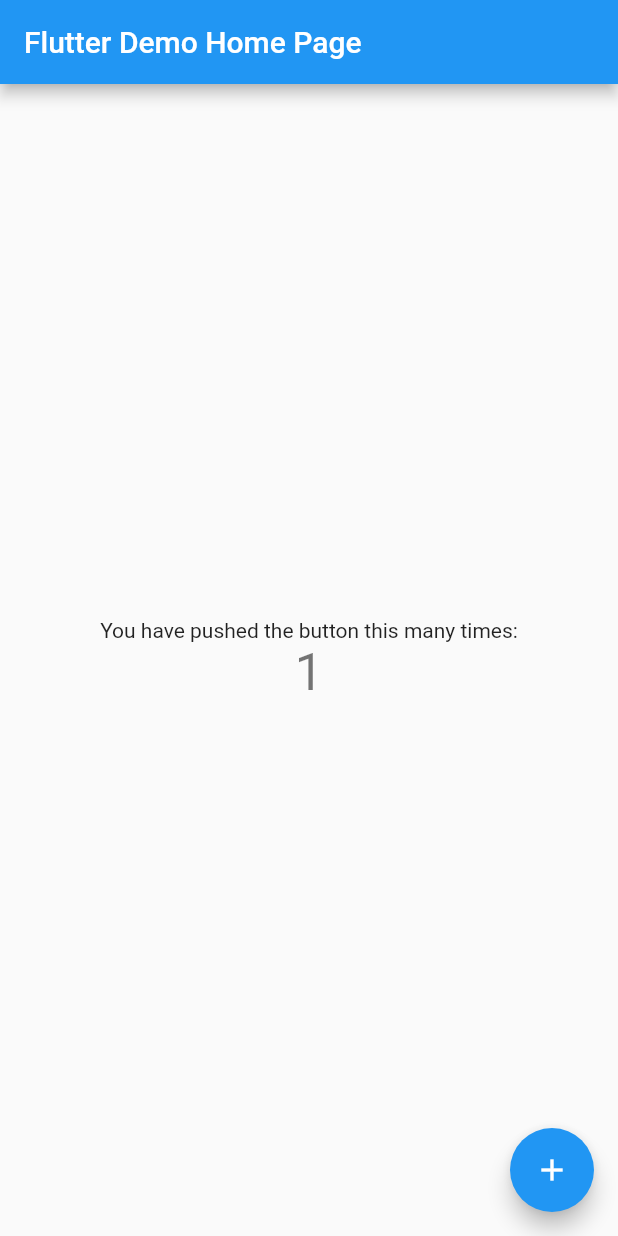
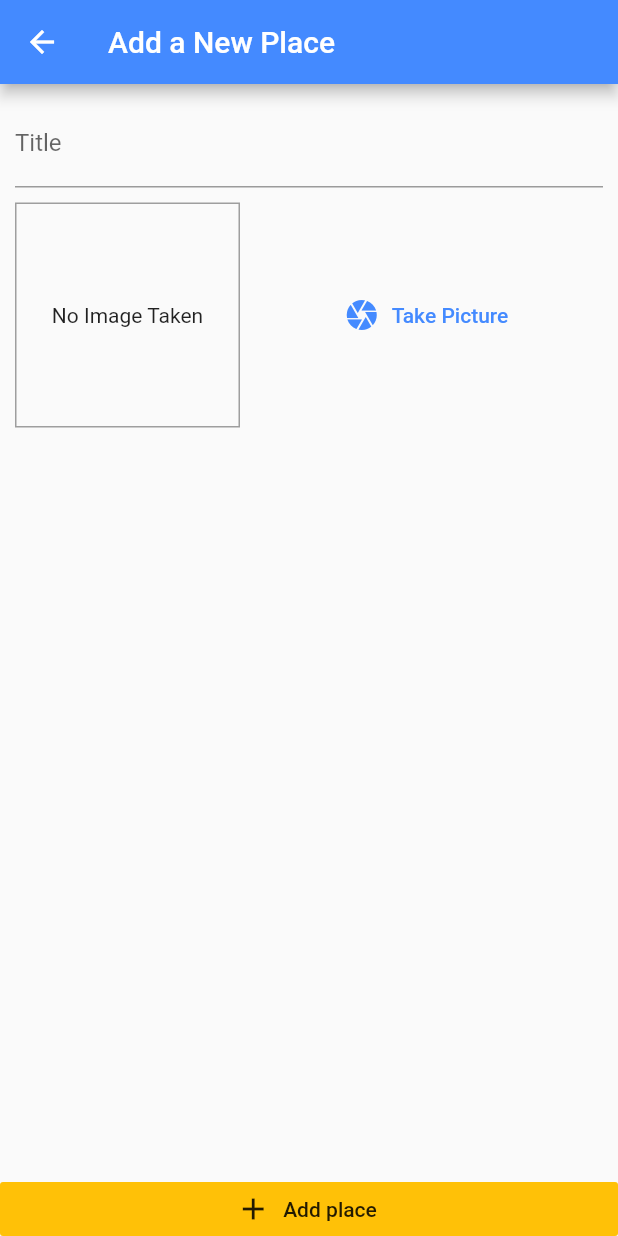
Before and after one commit to satyendrasingh8/list_of_PlacesApp, a Flutter app: the screen it shows after launch, after a tap on the "add" icon, on a phone screen of 412 x 824 dp. Run offline on Flutter 3.47's test engine with Material 2 defaults, Android fonts, the phone set to English and light mode, and no system bars; our stand-ins replace image_picker.

Commit message:
accessing camera and storing the image in the file

```diff
--- a/lib/main.dart
+++ b/lib/main.dart
@@ -1,117 +1,33 @@
+import 'package:List_of_placesApp/providers/great_places.dart';
+import 'package:List_of_placesApp/screens/add_place_screen.dart';
+import 'package:List_of_placesApp/screens/places_list_screen.dart';
 import 'package:flutter/material.dart';
+import 'package:provider/provider.dart';
 
 void main() {
   runApp(MyApp());
 }
 
 class MyApp extends StatelessWidget {
-  // This widget is the root of your application.
+
   @override
   Widget build(BuildContext context) {
-    return MaterialApp(
-      title: 'Flutter Demo',
-      theme: ThemeData(
-        // This is the theme of your application.
-        //
-        // Try running your application with "flutter run". You'll see the
-        // application has a blue toolbar. Then, without quitting the app, try
-        // changing the primarySwatch below to Colors.green and then invoke
-        // "hot reload" (press "r" in the console where you ran "flutter run",
-        // or simply save your changes to "hot reload" in a Flutter IDE).
-        // Notice that the counter didn't reset back to zero; the application
-        // is not restarted.
-        primarySwatch: Colors.blue,
-        // This makes the visual density adapt to the platform that you run
-        // the app on. For desktop platforms, the controls will be smaller and
-        // closer together (more dense) than on mobile platforms.
-        visualDensity: VisualDensity.adaptivePlatformDensity,
+    return ChangeNotifierProvider(
+      create: (ctx) => GreatPlaces(),
+          child: MaterialApp(
+        title: 'Great Places',
+        theme: ThemeData(
+          primaryColor: Colors.blueAccent,
+          primarySwatch: Colors.indigo,
+          accentColor: Colors.amber,
+
+          visualDensity: VisualDensity.adaptivePlatformDensity,
+        ),
+        home: PlacesListScreen(),
+        routes: {
+          AddPlaceScreen.routeName: (ctx) => AddPlaceScreen()
+        },
       ),
-      home: MyHomePage(title: 'Flutter Demo Home Page'),
     );
   }
 }
-
-class MyHomePage extends StatefulWidget {
-  MyHomePage({Key key, this.title}) : super(key: key);
-
-  // This widget is the home page of your application. It is stateful, meaning
-  // that it has a State object (defined below) that contains fields that affect
-  // how it looks.
-
-  // This class is the configuration for the state. It holds the values (in this
-  // case the title) provided by the parent (in this case the App widget) and
-  // used by the build method of the State. Fields in a Widget subclass are
-  // always marked "final".
-
-  final String title;
-
-  @override
-  _MyHomePageState createState() => _MyHomePageState();
-}
-
-class _MyHomePageState extends State<MyHomePage> {
-  int _counter = 0;
-
-  void _incrementCounter() {
-    setState(() {
-      // This call to setState tells the Flutter framework that something has
-      // changed in this State, which causes it to rerun the build method below
-      // so that the display can reflect the updated values. If we changed
-      // _counter without calling setState(), then the build method would not be
-      // called again, and so nothing would appear to happen.
-      _counter++;
-    });
-  }
-
-  @override
-  Widget build(BuildContext context) {
-    // This method is rerun every time setState is called, for instance as done
-    // by the _incrementCounter method above.
-    //
-    // The Flutter framework has been optimized to make rerunning build methods
-    // fast, so that you can just rebuild anything that needs updating rather
-    // than having to individually change instances of widgets.
-    return Scaffold(
-      appBar: AppBar(
-        // Here we take the value from the MyHomePage object that was created by
-        // the App.build method, and use it to set our appbar title.
-        title: Text(widget.title),
-      ),
-      body: Center(
-        // Center is a layout widget. It takes a single child and positions it
-        // in the middle of the parent.
-        child: Column(
-          // Column is also a layout widget. It takes a list of children and
-          // arranges them vertically. By default, it sizes itself to fit its
-          // children horizontally, and tries to be as tall as its parent.
-          //
-          // Invoke "debug painting" (press "p" in the console, choose the
-          // "Toggle Debug Paint" action from the Flutter Inspector in Android
-          // Studio, or the "Toggle Debug Paint" command in Visual Studio Code)
-          // to see the wireframe for each widget.
-          //
-          // Column has various properties to control how it sizes itself and
-          // how it positions its children. Here we use mainAxisAlignment to
-          // center the children vertically; the main axis here is the vertical
-          // axis because Columns are vertical (the cross axis would be
-          // horizontal).
-          mainAxisAlignment: MainAxisAlignment.center,
-          children: <Widget>[
-            Text(
-              'You have pushed the button this many times:',
-            ),
-            Text(
-              '$_counter',
-              style: Theme.of(context).textTheme.headline4,
-            ),
-          ],
-        ),
-      ),
-      floatingActionButton: FloatingActionButton(
-        onPressed: _incrementCounter,
-        tooltip: 'Increment',
-        child: Icon(Icons.add),
-      ), // This trailing comma makes auto-formatting nicer for build methods.
-    );
-  }
-}
--- /dev/null
+++ b/lib/models/place.dart
@@ -0,0 +1,30 @@
+import 'dart:io';
+import 'package:flutter/foundation.dart';
+
+class PlaceLocation {
+  final double latitude;
+  final double longitude;
+  final String address;
+
+  PlaceLocation({
+   @required this.latitude,
+   @required this.longitude,
+    this.address
+  });
+
+}
+
+class Place {
+  final String id;
+  final String title;
+  final PlaceLocation location;
+  final File image;
+
+Place({
+  @required this.id,
+  @required this.title,
+    @required this.location,
+  @required this.image,
+});
+
+}
--- /dev/null
+++ b/lib/providers/great_places.dart
@@ -0,0 +1,13 @@
+import 'package:flutter/foundation.dart';
+import '../models/place.dart';
+
+class GreatPlaces with ChangeNotifier {
+  List<Place> _item = [];
+
+  List<Place> get item {
+    return [..._item];
+  }
+
+
+
+}
--- /dev/null
+++ b/lib/screens/add_place_screen.dart
@@ -0,0 +1,53 @@
+import 'package:List_of_placesApp/widgets/image_input.dart';
+import 'package:flutter/material.dart';
+
+class AddPlaceScreen extends StatefulWidget {
+  static const routeName = '/add-place';
+
+  @override
+  _AddPlaceScreenState createState() => _AddPlaceScreenState();
+}
+
+class _AddPlaceScreenState extends State<AddPlaceScreen> {
+  final _titleController = TextEditingController();
+
+
+  @override
+  Widget build(BuildContext context) {
+    return Scaffold(
+      appBar: AppBar(
+        title: Text('Add a New Place'),
+      ),
+      body: Column(
+        crossAxisAlignment: CrossAxisAlignment.stretch,
+        children: [
+          Expanded(
+            child: SingleChildScrollView(
+              child: Padding(
+                padding: const EdgeInsets.all(10.0),
+                child: Column(
+                  children: [
+                    TextField(
+                      decoration: InputDecoration(labelText: 'Title'),
+                      controller: _titleController,
+                    ),
+                    SizedBox(height: 10,),
+                  ImageInput(),
+                  ],
+                ),
+              ),
+            ),
+          ),
+          RaisedButton.icon(
+            onPressed: () {},
+            icon: Icon(Icons.add),
+            label: Text('Add place'),
+            elevation: 0,
+            materialTapTargetSize: MaterialTapTargetSize.shrinkWrap,
+            color: Theme.of(context).accentColor,
+          )
+        ],
+      ),
+    );
+  }
+}
--- /dev/null
+++ b/lib/screens/places_list_screen.dart
@@ -0,0 +1,23 @@
+import 'package:List_of_placesApp/screens/add_place_screen.dart';
+import 'package:flutter/material.dart';
+
+class PlacesListScreen extends StatelessWidget {
+  @override
+  Widget build(BuildContext context) {
+    return Scaffold(
+      appBar: AppBar(
+        title: Text('Your Places'),
+        actions: [
+          IconButton(
+              icon: Icon(Icons.add),
+              onPressed: () {
+                Navigator.of(context).pushNamed(AddPlaceScreen.routeName);
+              })
+        ],
+      ),
+      body: Center(
+        child: CircularProgressIndicator(),
+      ),
+    );
+  }
+}
--- /dev/null
+++ b/lib/widgets/image_input.dart
@@ -0,0 +1,59 @@
+import 'package:flutter/material.dart';
+import 'dart:io';
+import 'package:path/path.dart' as path;
+import 'package:path_provider/path_provider.dart' as syspaths;
+import 'package:image_picker/image_picker.dart';
+
+class ImageInput extends StatefulWidget {
+  @override
+  _ImageInputState createState() => _ImageInputState();
+}
+
+class _ImageInputState extends State<ImageInput> {
+  File _storedImage;
+
+  Future<void> _takePicture() async {
+    final imageFile =
+        await ImagePicker().getImage(source: ImageSource.camera, maxWidth: 600);
+    setState(() {
+      _storedImage = File(imageFile.path);
+    });
+    final appDir = await syspaths.getApplicationDocumentsDirectory();
+    final fileName = path.basename(imageFile.path);
+    final savedImage = await _storedImage.copy('${appDir.path}/$fileName');
+  }
+
+  @override
+  Widget build(BuildContext context) {
+    return Row(
+      children: [
+        Container(
+          width: 150,
+          height: 150,
+          decoration:
+              BoxDecoration(border: Border.all(width: 1, color: Colors.grey)),
+          child: _storedImage != null
+              ? Image.file(
+                  _storedImage,
+                  fit: BoxFit.cover,
+                  width: double.infinity,
+                )
+              : Text('No Image Taken'),
+          alignment: Alignment.center,
+        ),
+        SizedBox(
+          width: 10,
+        ),
+        Expanded(
+            child: FlatButton.icon(
+          onPressed: () {
+            _takePicture();
+          },
+          icon: Icon(Icons.camera),
+          label: Text('Take Picture'),
+          textColor: Theme.of(context).primaryColor,
+        ))
+      ],
+    );
+  }
+}
--- a/pubspec.yaml
+++ b/pubspec.yaml
@@ -23,8 +23,10 @@ environment:
 dependencies:
   flutter:
     sdk: flutter
-
-
+  provider: ^4.3.2+2
+  image_picker: ^0.6.7+14
+  path_provider: ^1.6.24
+  path: ^1.7.0
   # The following adds the Cupertino Icons font to your application.
   # Use with the CupertinoIcons class for iOS style icons.
   cupertino_icons: ^0.1.3
```
Also changed, not shown: lib/screens/places_detail_screen.dart (added), pubspec.lock.
